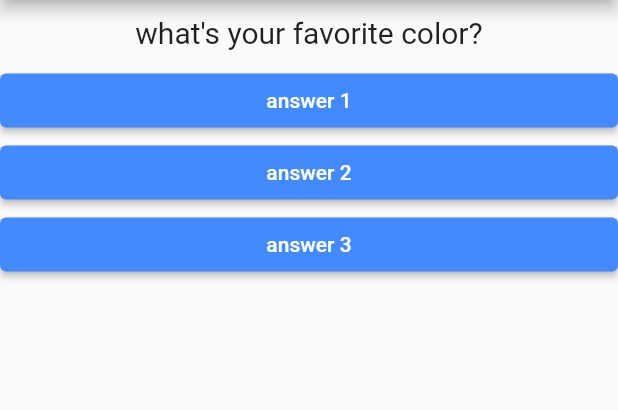
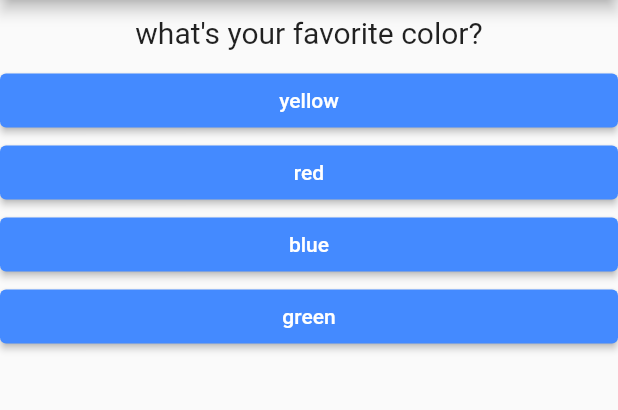
Before and after one commit to Luisferlim/questions-app-flutter, a Flutter app: the screen it shows after launch, on a phone screen of 412 x 824 dp, the part 84-494 px from its top. Run offline on Flutter 3.47's test engine with Material 2 defaults, Android fonts, the phone set to English and light mode, and no system bars.

Commit message:
code improvements '..answers'

```diff
--- a/lib/main.dart
+++ b/lib/main.dart
@@ -6,11 +6,11 @@ void main() => runApp(const PerguntaApp());
 
 //the _ before classes and var's mean basically private'
 class _PerguntaAppState extends State<PerguntaApp> {
-  var _selectedanswer = 0;
+  var _selectedquestion = 0;
 
   void _answer() {
     setState(() {
-      _selectedanswer++;
+      _selectedquestion++;
     });
   }
 
@@ -31,6 +31,12 @@ class _PerguntaAppState extends State<PerguntaApp> {
       },
     ];
 
+    List<Widget> answers = [];
+
+    for (String answertext in questions[_selectedquestion]['answers'] as List) {
+      answers.add(Answer(answertext, _answer));
+    }
+
     return MaterialApp(
         //here we got the named parameters
         home: Scaffold(
@@ -40,10 +46,8 @@ class _PerguntaAppState extends State<PerguntaApp> {
             ),
             body: Column(
               children: [
-                Question(questions[_selectedanswer]['text'] as String),
-                Answer('answer 1', _answer),
-                Answer('answer 2', _answer),
-                Answer('answer 3', _answer),
+                Question(questions[_selectedquestion]['text'] as String),
+                ...answers,
               ],
             )));
   }
```
